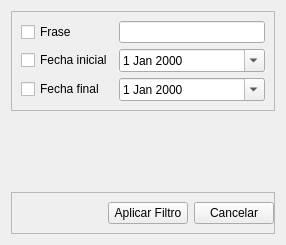
First picture: the form in view/ui/expense_filter.ui, repository R0land013/blue-pos, before the edit.
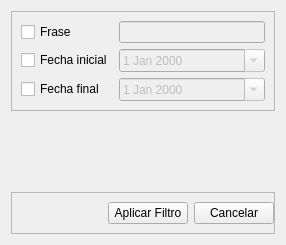
Second picture: the form after the edit.

```diff
--- a/view/ui/expense_filter.ui
+++ b/view/ui/expense_filter.ui
@@ -38,7 +38,11 @@
        </widget>
       </item>
       <item row="0" column="1">
-       <widget class="QLineEdit" name="phrase_line_edit"/>
+       <widget class="QLineEdit" name="phrase_line_edit">
+        <property name="enabled">
+         <bool>false</bool>
+        </property>
+       </widget>
       </item>
       <item row="2" column="0">
        <widget class="QCheckBox" name="final_date_check_box">
@@ -49,6 +53,9 @@
       </item>
       <item row="1" column="1">
        <widget class="QDateEdit" name="initial_date_edit">
+        <property name="enabled">
+         <bool>false</bool>
+        </property>
         <property name="calendarPopup">
          <bool>true</bool>
         </property>
@@ -56,6 +63,9 @@
       </item>
       <item row="2" column="1">
        <widget class="QDateEdit" name="final_date_edit">
+        <property name="enabled">
+         <bool>false</bool>
+        </property>
         <property name="calendarPopup">
          <bool>true</bool>
         </property>
```
